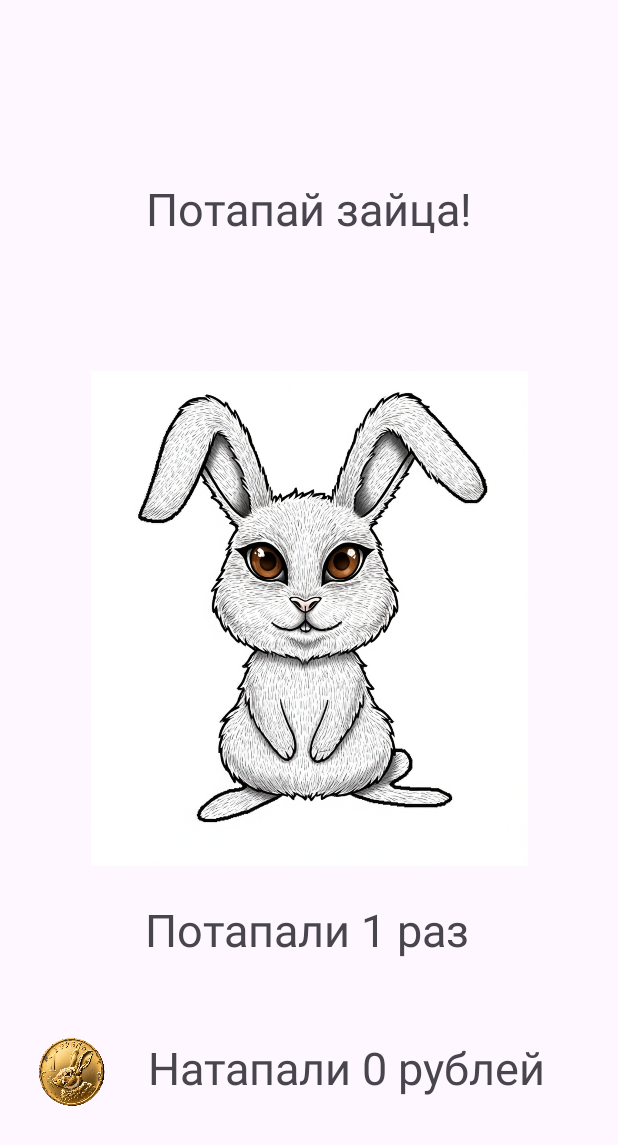
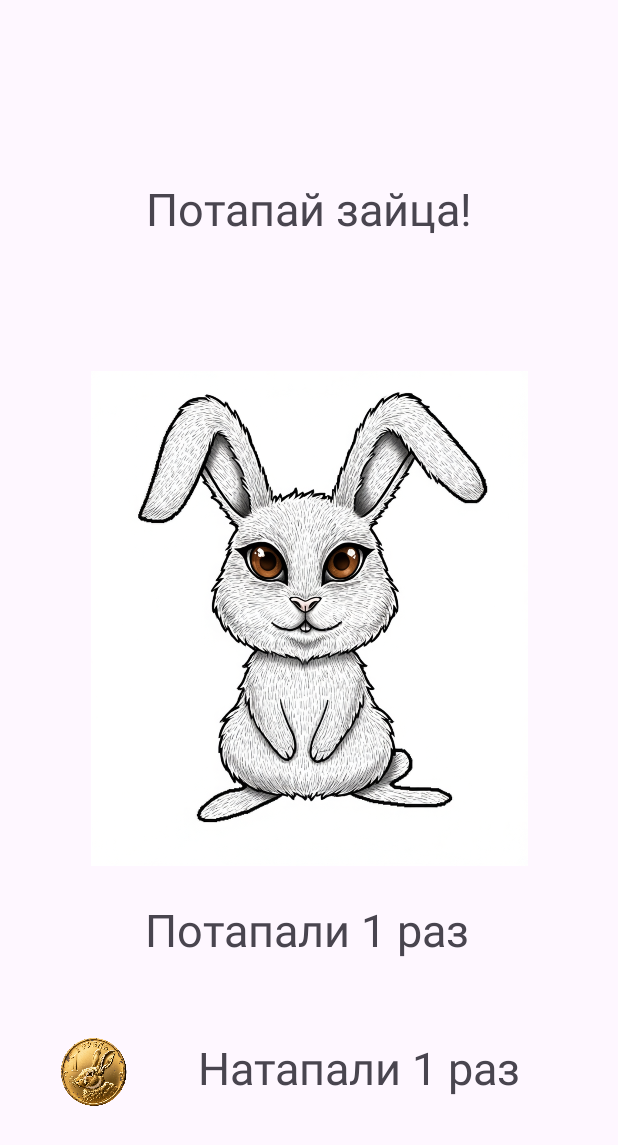
Before and after one commit to Tibedox/TapHare, an Android app: the screen it shows after launch (MainActivity), after a tap on an icon or button, on a phone screen of 412 x 824 dp. Shown: the top 1145 px of the screen. Run offline under Robolectric (Android 15) with nearby library versions, the phone set to English and light mode, and no system bars.

Commit message:
code for tap coins

```diff
--- a/app/src/main/java/ru/itschool/taphare/MainActivity.java
+++ b/app/src/main/java/ru/itschool/taphare/MainActivity.java
@@ -15,6 +15,7 @@ public class MainActivity extends AppCompatActivity {
     int counter;
     ImageView imgHare;
     TextView textTop, textBottom;
+    TextView textCoins;
 
     @Override
     protected void onCreate(Bundle savedInstanceState) {
@@ -29,6 +30,7 @@ public class MainActivity extends AppCompatActivity {
         imgHare = findViewById(R.id.imageHare);
         textTop = findViewById(R.id.textTop);
         textBottom = findViewById(R.id.textBottom);
+        textCoins = findViewById(R.id.textCoin);
     }
 
     public void tapHare(View view) {
@@ -36,6 +38,9 @@ public class MainActivity extends AppCompatActivity {
         String end = counter%10>1 && counter%10<5 && counter/10%10!=1 ? " раза" : " раз";
         String text = "Потапали "+counter+end;
         textBottom.setText(text);
+        end = counter%10>1 && counter%10<5 && counter/10%10!=1 ? " раза" : " раз";
+        text = "Натапали "+counter+end;
+        textCoins.setText(text);
         if(counter>10) imgHare.setImageResource(R.drawable.hare2);
         if(counter>20) imgHare.setImageResource(R.drawable.hare3);
         if(counter>30) imgHare.setImageResource(R.drawable.hare4);
--- a/app/src/main/res/layout/activity_main.xml
+++ b/app/src/main/res/layout/activity_main.xml
@@ -44,7 +44,7 @@
         app:layout_constraintVertical_bias="0.106" />
 
     <TextView
-        android:id="@+id/textView2"
+        android:id="@+id/textCoin"
         android:layout_width="wrap_content"
         android:layout_height="wrap_content"
         android:text="Натапали 0 рублей"
@@ -61,7 +61,7 @@
         android:layout_width="60dp"
         android:layout_height="60dp"
         app:layout_constraintBottom_toBottomOf="parent"
-        app:layout_constraintEnd_toStartOf="@+id/textView2"
+        app:layout_constraintEnd_toStartOf="@+id/textCoin"
         app:layout_constraintHorizontal_bias="0.444"
         app:layout_constraintStart_toStartOf="parent"
         app:layout_constraintTop_toBottomOf="@+id/textBottom"
```
